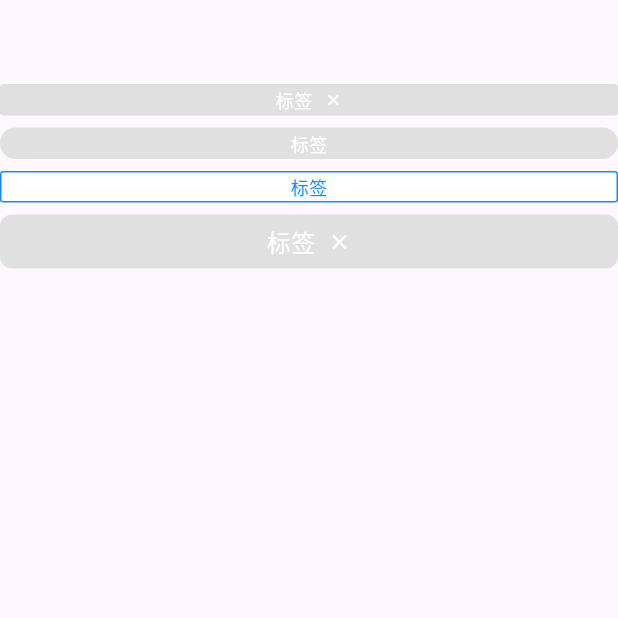
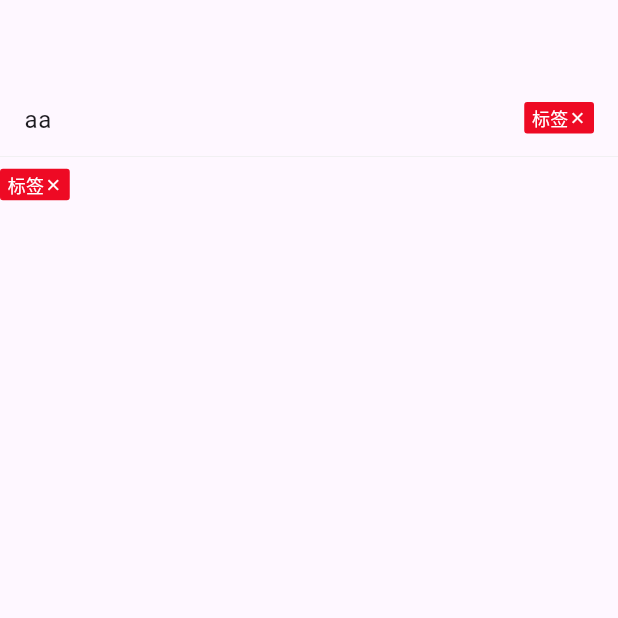
Before and after one commit to nvmms/vant, a Flutter app: the VanBadgeExample screen opened directly, on a phone screen of 412 x 824 dp, the top half of it. Run offline on Flutter 3.47's test engine with Material 3 defaults, Android fonts, the phone set to English and light mode, and no system bars; our stand-ins replace decimal, dio, easy_refresh, like_button, preload_page_view, video_player and 1 more.

Commit message:
update:修改VanTag

```diff
--- a/example/lib/van_tag_example.dart
+++ b/example/lib/van_tag_example.dart
@@ -8,19 +8,41 @@ class VanBadgeExample extends StatelessWidget {
   Widget build(BuildContext context) {
     return Scaffold(
       appBar: AppBar(),
-      body: SingleChildScrollView(
+      body: const SingleChildScrollView(
         child: VanSpace(
           direction: Axis.vertical,
+          mainAxisAlignment: MainAxisAlignment.start,
+          crossAxisAlignment: CrossAxisAlignment.start,
           children: [
-            VanTag(text: "标签", closeable: true),
-            VanTag(text: "标签", round: true),
-            VanTag(text: "标签", plain: true, type: VanType.primary),
-            VanTag(
-              text: "标签",
-              plain: true,
-              size: VanTagSize.large,
-              closeable: true,
+            VanCell(
+              title: "aa",
+              valueWidget: VanTag(
+                text: "标签",
+                closeable: true,
+                type: VanType.danger,
+              ),
             ),
+
+            Wrap(
+              // alignment: WrapAlignment.start,
+              // crossAxisAlignment: WrapCrossAlignment.start,
+              children: [
+                VanTag(
+                  text: "标签",
+                  closeable: true,
+                  type: VanType.danger,
+                ),
+              ],
+            ),
+
+            // VanTag(text: "标签", round: true),
+            // VanTag(text: "标签", plain: true, type: VanType.primary),
+            // VanTag(
+            //   text: "标签",
+            //   plain: true,
+            //   size: VanTagSize.large,
+            //   closeable: true,
+            // ),
           ],
         ),
       ),
--- a/lib/src/tag/tag.dart
+++ b/lib/src/tag/tag.dart
@@ -167,8 +167,13 @@ class VanTag extends StatelessWidget {
           onClick?.call();
         },
         child: Container(
+          constraints: const BoxConstraints(
+            // 可选：设置最小宽度（如果需要）
+            minWidth: 40, // 防止标签太窄
+          ),
           padding: _getPadding,
-          child: VanSpace(
+          child: Row(
+            mainAxisSize: MainAxisSize.min,
             mainAxisAlignment: MainAxisAlignment.center,
             crossAxisAlignment: CrossAxisAlignment.center,
             children: [
```
